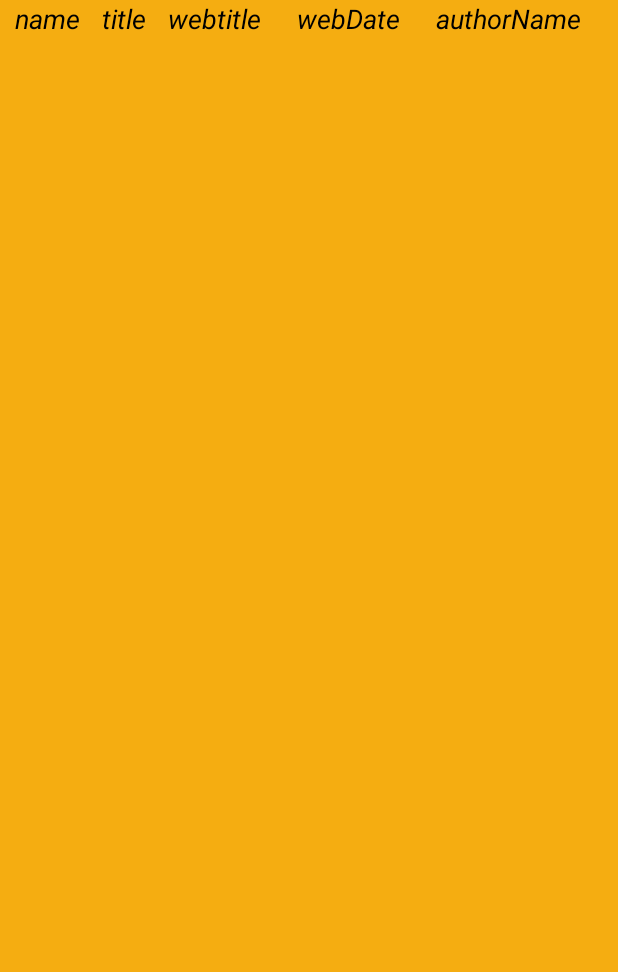
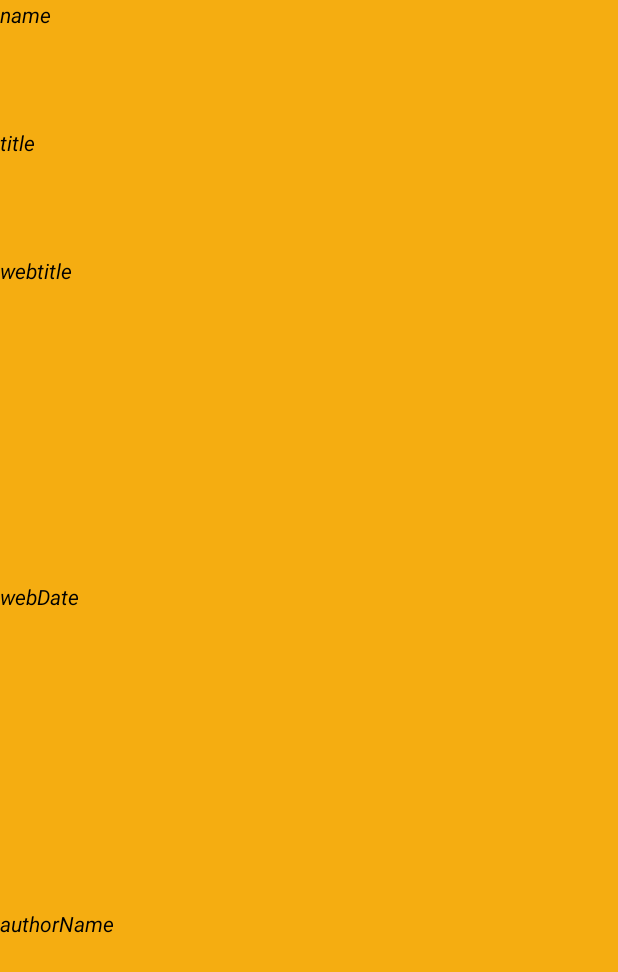
Before and after one commit to AZamalzoheir/NewsApp, an Android app: the layout newsinfo_list_item.xml on its own in the app's theme, with its tools: preview values and no code run, on a phone screen of 412 x 824 dp. Shown: the top 972 px of the screen. Run offline under Robolectric (Android 15) with nearby library versions, the phone set to English and light mode, and no system bars.

Commit message:
fourth commit

```diff
--- a/app/src/main/java/com/example/amalzoheir/newsapp/QueryUtils.java
+++ b/app/src/main/java/com/example/amalzoheir/newsapp/QueryUtils.java
@@ -38,10 +38,10 @@ public class QueryUtils {
                 String nameOfSecction=newsData.getString("sectionName");
                 String webTitle=newsData.getString("webTitle");
                 String webUrl=newsData.getString("webUrl");
-                if(!newsData.isNull("webPublicationDate")&&!newsData.isNull("authorName")){
+                if(!newsData.isNull("webPublicationDate")){
                     String webPublicationDate=newsData.getString("webPublicationDate");
-                    String authorName=newsData.getString("authorName");
-                    NewsInfosList.add(new NewsInfo(titleOfArticle,nameOfSecction,webTitle,webUrl,authorName,webPublicationDate));
+
+                    NewsInfosList.add(new NewsInfo(titleOfArticle,nameOfSecction,webTitle,webUrl,webPublicationDate));
                 }
                 else {
                     NewsInfosList.add(new NewsInfo(titleOfArticle, nameOfSecction, webTitle, webUrl));
--- a/app/src/main/res/layout/newsinfo_list_item.xml
+++ b/app/src/main/res/layout/newsinfo_list_item.xml
@@ -2,62 +2,51 @@
 <LinearLayout xmlns:android="http://schemas.android.com/apk/res/android"
     android:layout_width="match_parent"
     android:layout_height="match_parent"
-    android:orientation="horizontal"
-    android:background="#F5AD11">
+    android:background="#F5AD11"
+    android:orientation="vertical">
 
     <TextView
         android:id="@+id/title_of_article"
         android:layout_width="wrap_content"
         android:layout_height="wrap_content"
-        android:layout_marginRight="10dp"
-        android:layout_marginLeft="10dp"
         android:layout_weight="2"
         android:text="name"
         android:textColor="@android:color/black"
-        android:textSize="18sp"
         android:textStyle="italic" />
 
     <TextView
         android:id="@+id/name_of_section"
         android:layout_width="wrap_content"
         android:layout_height="wrap_content"
-        android:layout_marginRight="10dp"
         android:layout_weight="2"
         android:text="title"
         android:textColor="@android:color/black"
-        android:textSize="18sp"
         android:textStyle="italic" />
 
     <TextView
         android:id="@+id/web_title"
         android:layout_width="wrap_content"
         android:layout_height="wrap_content"
-        android:layout_marginRight="10dp"
         android:layout_weight="6"
         android:text="webtitle"
         android:textColor="@android:color/black"
-        android:textSize="18sp"
         android:textStyle="italic" />
 
     <TextView
         android:id="@+id/web_publishing_date"
         android:layout_width="wrap_content"
         android:layout_height="wrap_content"
-        android:layout_marginRight="10dp"
         android:layout_weight="6"
         android:text="webDate"
         android:textColor="@android:color/black"
-        android:textSize="18sp"
         android:textStyle="italic" />
 
     <TextView
         android:id="@+id/author_name"
         android:layout_width="wrap_content"
         android:layout_height="wrap_content"
-        android:layout_marginRight="10dp"
         android:layout_weight="6"
         android:text="authorName"
         android:textColor="@android:color/black"
-        android:textSize="18sp"
         android:textStyle="italic" />
 </LinearLayout>
```
Also changed, not shown: app/src/main/java/com/example/amalzoheir/newsapp/MainActivity.java (+8 -2 lines), app/src/main/java/com/example/amalzoheir/newsapp/NewsInfo.java (+15 -26 lines).
